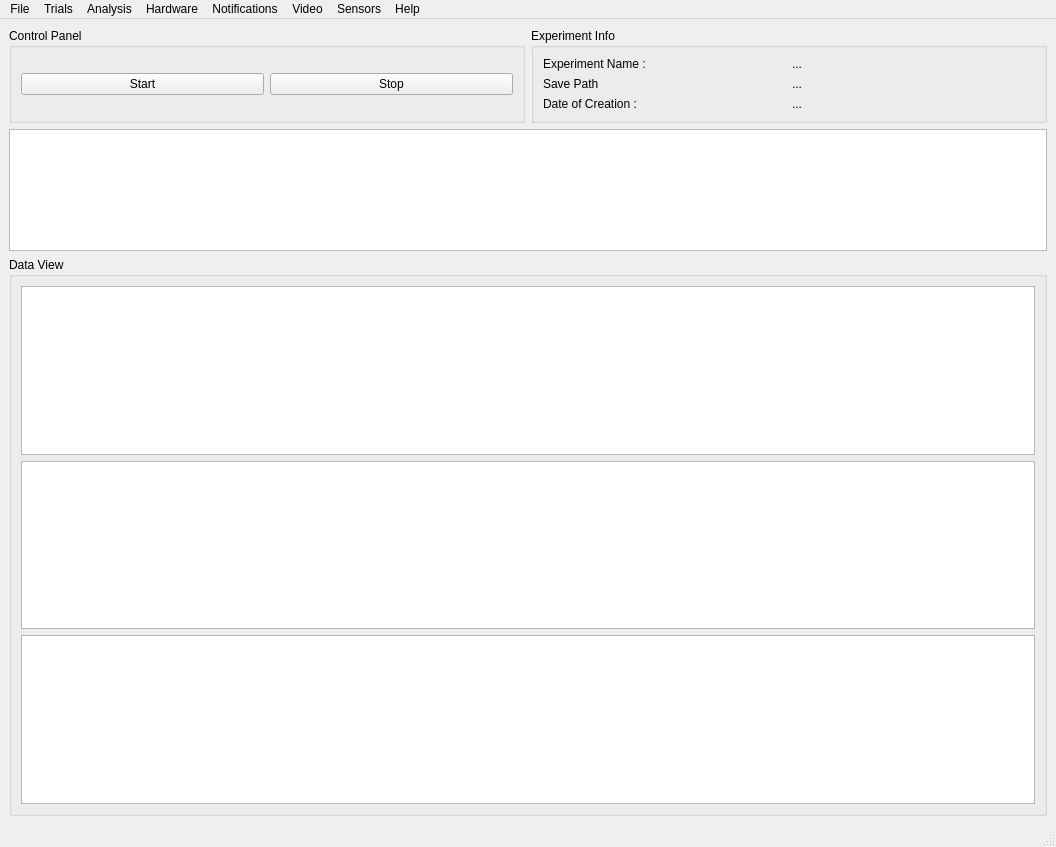
bdyontar/NoSeMaze, file NoSeMazeControl/UI/MainWindowEdited.ui: the form before one commit.
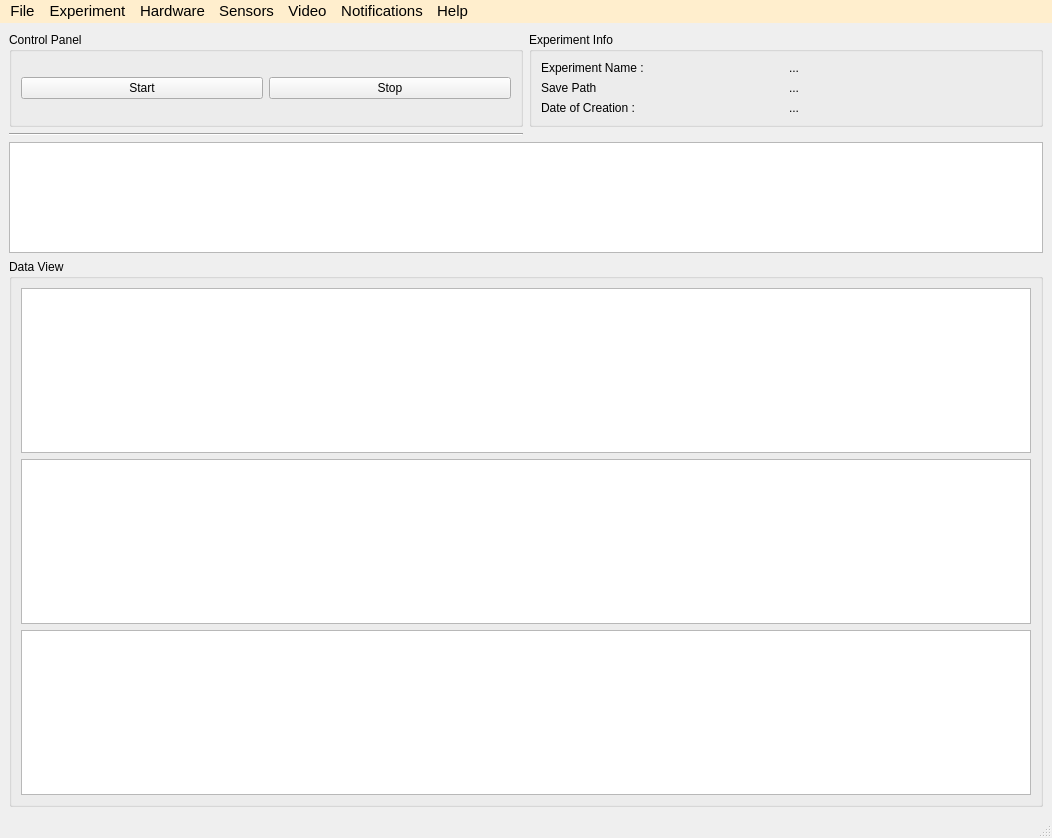
The form after the commit. Custom widgets are drawn as their Qt base class.

Commit message: Added SensorNode Data viewer as a seperate window

What changed in the file:
```diff
--- a/NoSeMazeControl/UI/MainWindowEdited.ui
+++ b/NoSeMazeControl/UI/MainWindowEdited.ui
@@ -6,8 +6,8 @@
    <rect>
     <x>0</x>
     <y>0</y>
-    <width>1056</width>
-    <height>847</height>
+    <width>1052</width>
+    <height>838</height>
    </rect>
   </property>
   <property name="windowTitle">
@@ -89,7 +89,25 @@
       </layout>
      </widget>
     </item>
-    <item row="1" column="0" colspan="2">
+    <item row="3" column="0" colspan="2">
+     <widget class="QGroupBox" name="groupBox_3">
+      <property name="title">
+       <string>Data View</string>
+      </property>
+      <layout class="QGridLayout" name="gridLayout_4">
+       <item row="2" column="1">
+        <widget class="PlotWidget" name="thoraxView"/>
+       </item>
+       <item row="0" column="1">
+        <widget class="PlotWidget" name="graphicsView"/>
+       </item>
+       <item row="1" column="1">
+        <widget class="PlotWidget" name="dataView"/>
+       </item>
+      </layout>
+     </widget>
+    </item>
+    <item row="2" column="0" colspan="2">
      <widget class="QTableView" name="trialView">
       <property name="font">
        <font>
@@ -101,22 +119,11 @@
       </property>
      </widget>
     </item>
-    <item row="2" column="0" colspan="2">
-     <widget class="QGroupBox" name="groupBox_3">
-      <property name="title">
-       <string>Data View</string>
+    <item row="1" column="0">
+     <widget class="Line" name="line">
+      <property name="orientation">
+       <enum>Qt::Horizontal</enum>
       </property>
-      <layout class="QGridLayout" name="gridLayout_4">
-       <item row="2" column="1">
-        <widget class="PlotWidget" name="thoraxView"/>
-       </item>
-       <item row="0" column="1">
-        <widget class="PlotWidget" name="graphicsView"/>
-       </item>
-       <item row="1" column="1">
-        <widget class="PlotWidget" name="dataView"/>
-       </item>
-      </layout>
      </widget>
     </item>
    </layout>
@@ -126,10 +133,21 @@
     <rect>
      <x>0</x>
      <y>0</y>
-     <width>1056</width>
-     <height>21</height>
+     <width>1052</width>
+     <height>31</height>
     </rect>
    </property>
+   <property name="font">
+    <font>
+     <pointsize>11</pointsize>
+     <weight>50</weight>
+     <bold>false</bold>
+     <kerning>true</kerning>
+    </font>
+   </property>
+   <property name="styleSheet">
+    <string notr="true">background-color: rgb(255, 238, 205);</string>
+   </property>
    <widget class="QMenu" name="menuFile">
     <property name="title">
      <string>File</string>
@@ -145,15 +163,10 @@
    </widget>
    <widget class="QMenu" name="menuAnimals">
     <property name="title">
-     <string>Trials</string>
+     <string>Experiment</string>
     </property>
     <addaction name="actionAnimal_List"/>
     <addaction name="actionSchedules"/>
-   </widget>
-   <widget class="QMenu" name="menuAnalysis">
-    <property name="title">
-     <string>Analysis</string>
-    </property>
     <addaction name="actionAnalyse_Experiment"/>
    </widget>
    <widget class="QMenu" name="menuE_Mails">
@@ -184,11 +197,10 @@
    </widget>
    <addaction name="menuFile"/>
    <addaction name="menuAnimals"/>
-   <addaction name="menuAnalysis"/>
    <addaction name="menuHardware"/>
-   <addaction name="menuE_Mails"/>
-   <addaction name="menuVideo"/>
    <addaction name="menuSensors"/>
+   <addaction name="menuVideo"/>
+   <addaction name="menuE_Mails"/>
    <addaction name="menuHelp"/>
   </widget>
   <widget class="QStatusBar" name="statusbar"/>
```
The commit also changes 11 other files.
